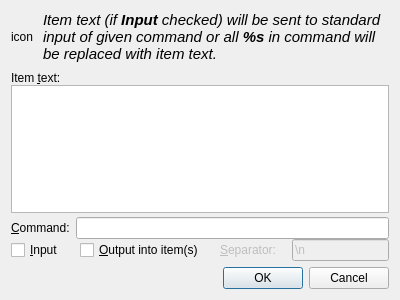
Before: the Qt Designer form src/actiondialog.ui in hluk/CopyQ, drawn with Qt 5.
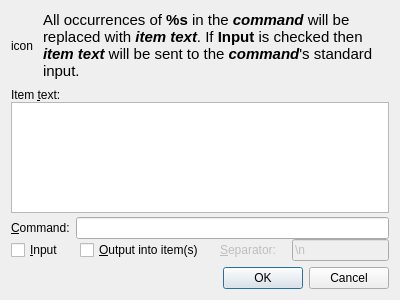
After: the same form once the commit is applied.

Commit message: GUI minor updates; UPDATED: documentation (commands); custom icon for user commands

The edit to the form file:
```diff
--- a/src/actiondialog.ui
+++ b/src/actiondialog.ui
@@ -47,10 +47,10 @@
 &lt;html&gt;&lt;head&gt;&lt;meta name=&quot;qrichtext&quot; content=&quot;1&quot; /&gt;&lt;style type=&quot;text/css&quot;&gt;
 p, li { white-space: pre-wrap; }
 &lt;/style&gt;&lt;/head&gt;&lt;body style=&quot; font-family:'Sans Serif'; font-size:9pt; font-weight:400; font-style:normal;&quot;&gt;
-&lt;table style=&quot;-qt-table-type: root; margin-top:4px; margin-bottom:4px; margin-left:4px; margin-right:4px;&quot;&gt;
+&lt;table border=&quot;0&quot; style=&quot;-qt-table-type: root; margin-top:4px; margin-bottom:4px; margin-left:4px; margin-right:4px;&quot;&gt;
 &lt;tr&gt;
 &lt;td style=&quot;border: none;&quot;&gt;
-&lt;p style=&quot; margin-top:0px; margin-bottom:0px; margin-left:0px; margin-right:0px; -qt-block-indent:0; text-indent:0px;&quot;&gt;&lt;span style=&quot; font-family:'Aller'; font-size:11pt; font-style:italic;&quot;&gt;Item text (if &lt;/span&gt;&lt;span style=&quot; font-family:'Aller'; font-size:11pt; font-weight:600; font-style:italic;&quot;&gt;Input&lt;/span&gt;&lt;span style=&quot; font-family:'Aller'; font-size:11pt; font-style:italic;&quot;&gt; checked) will be sent to standard input of given command or all &lt;/span&gt;&lt;span style=&quot; font-family:'Aller'; font-size:11pt; font-weight:600; font-style:italic;&quot;&gt;%s&lt;/span&gt;&lt;span style=&quot; font-family:'Aller'; font-size:11pt; font-style:italic;&quot;&gt; in command will be replaced with item text.&lt;/span&gt;&lt;/p&gt;&lt;/td&gt;&lt;/tr&gt;&lt;/table&gt;&lt;/body&gt;&lt;/html&gt;</string>
+&lt;p style=&quot; margin-top:0px; margin-bottom:0px; margin-left:0px; margin-right:0px; -qt-block-indent:0; text-indent:0px;&quot;&gt;&lt;span style=&quot; font-family:'Aller'; font-size:11pt;&quot;&gt;All occurrences of &lt;/span&gt;&lt;span style=&quot; font-family:'Aller'; font-size:11pt; font-weight:600;&quot;&gt;%s&lt;/span&gt;&lt;span style=&quot; font-family:'Aller'; font-size:11pt;&quot;&gt; in the &lt;/span&gt;&lt;span style=&quot; font-family:'Aller'; font-size:11pt; font-weight:600; font-style:italic;&quot;&gt;command&lt;/span&gt;&lt;span style=&quot; font-family:'Aller'; font-size:11pt;&quot;&gt; will be replaced with &lt;/span&gt;&lt;span style=&quot; font-family:'Aller'; font-size:11pt; font-weight:600; font-style:italic;&quot;&gt;item text&lt;/span&gt;&lt;span style=&quot; font-family:'Aller'; font-size:11pt;&quot;&gt;. If &lt;/span&gt;&lt;span style=&quot; font-family:'Aller'; font-size:11pt; font-weight:600;&quot;&gt;Input&lt;/span&gt;&lt;span style=&quot; font-family:'Aller'; font-size:11pt;&quot;&gt; is checked then &lt;/span&gt;&lt;span style=&quot; font-family:'Aller'; font-size:11pt; font-weight:600; font-style:italic;&quot;&gt;item text&lt;/span&gt;&lt;span style=&quot; font-family:'Aller'; font-size:11pt;&quot;&gt; will be sent to the &lt;/span&gt;&lt;span style=&quot; font-family:'Aller'; font-size:11pt; font-weight:600; font-style:italic;&quot;&gt;command&lt;/span&gt;&lt;span style=&quot; font-family:'Aller'; font-size:11pt;&quot;&gt;'s standard input.&lt;/span&gt;&lt;/p&gt;&lt;/td&gt;&lt;/tr&gt;&lt;/table&gt;&lt;/body&gt;&lt;/html&gt;</string>
          </property>
          <property name="wordWrap">
           <bool>true</bool>
```
The commit also changes 5 other files.
